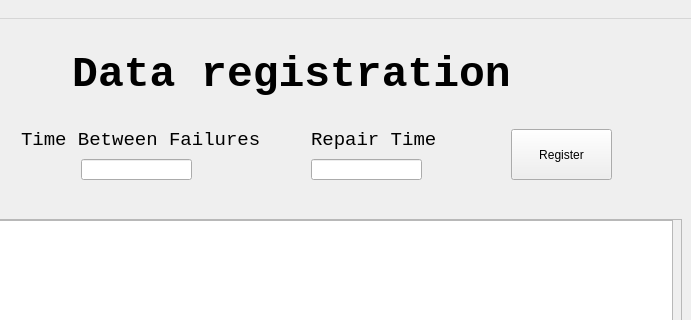
Qt form viewspyqt5/dataregister.ui (Claudino2001/reliability-software) before a commit; both pictures show x 109 to 800 and y 0 to 320 of the 800 by 600 pixel window.
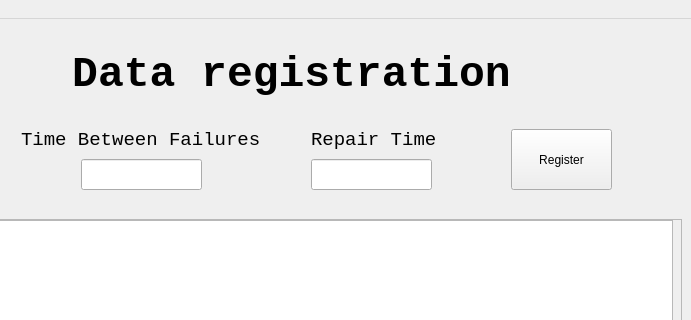
The same form after that commit.

Commit message: wip: fluxo entre telas

Patch:
```diff
--- a/viewspyqt5/dataregister.ui
+++ b/viewspyqt5/dataregister.ui
@@ -76,32 +76,6 @@
      <string>Repair Time</string>
     </property>
    </widget>
-   <widget class="QLineEdit" name="inputTEF">
-    <property name="geometry">
-     <rect>
-      <x>190</x>
-      <y>140</y>
-      <width>111</width>
-      <height>21</height>
-     </rect>
-    </property>
-    <property name="inputMask">
-     <string/>
-    </property>
-    <property name="text">
-     <string/>
-    </property>
-   </widget>
-   <widget class="QLineEdit" name="inputTR">
-    <property name="geometry">
-     <rect>
-      <x>420</x>
-      <y>140</y>
-      <width>111</width>
-      <height>21</height>
-     </rect>
-    </property>
-   </widget>
    <widget class="QScrollArea" name="scrollArea">
     <property name="geometry">
      <rect>
@@ -173,7 +147,7 @@
       <x>620</x>
       <y>110</y>
       <width>101</width>
-      <height>51</height>
+      <height>61</height>
      </rect>
     </property>
     <property name="cursor">
@@ -199,6 +173,38 @@
      <string>Clear All</string>
     </property>
    </widget>
+   <widget class="QLineEdit" name="inputTEF">
+    <property name="geometry">
+     <rect>
+      <x>190</x>
+      <y>140</y>
+      <width>121</width>
+      <height>31</height>
+     </rect>
+    </property>
+    <property name="font">
+     <font>
+      <family>Courier New</family>
+      <pointsize>14</pointsize>
+     </font>
+    </property>
+   </widget>
+   <widget class="QLineEdit" name="inputTR">
+    <property name="geometry">
+     <rect>
+      <x>420</x>
+      <y>140</y>
+      <width>121</width>
+      <height>31</height>
+     </rect>
+    </property>
+    <property name="font">
+     <font>
+      <family>Courier New</family>
+      <pointsize>14</pointsize>
+     </font>
+    </property>
+   </widget>
   </widget>
   <widget class="QMenuBar" name="menubar">
    <property name="geometry">
```
The commit also changes 7 other files.
